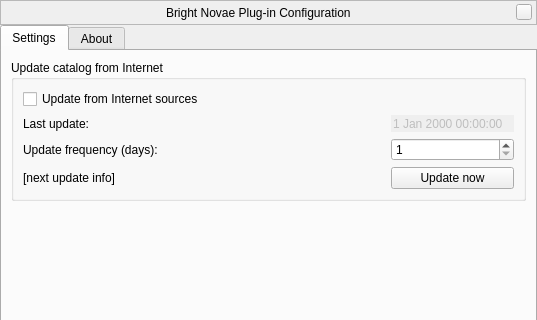
First picture: the form in plugins/Novae/src/gui/novaeDialog.ui, repository 519984307/stellarium_src, before the edit; both pictures show x 0 to 537 and y 0 to 320 of the 537 by 465 pixel window.
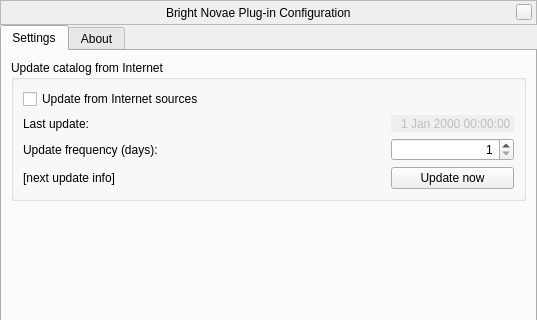
Second picture: the form after the edit. Custom widgets are drawn as their Qt base class.

The edit to the form file:
```diff
--- a/plugins/Novae/src/gui/novaeDialog.ui
+++ b/plugins/Novae/src/gui/novaeDialog.ui
@@ -181,6 +181,9 @@
               <property name="frame">
                <bool>false</bool>
               </property>
+              <property name="alignment">
+               <set>Qt::AlignRight|Qt::AlignTrailing|Qt::AlignVCenter</set>
+              </property>
               <property name="buttonSymbols">
                <enum>QAbstractSpinBox::NoButtons</enum>
               </property>
@@ -195,6 +198,9 @@
             </item>
             <item row="1" column="2">
              <widget class="QSpinBox" name="updateFrequencySpinBox">
+              <property name="alignment">
+               <set>Qt::AlignRight|Qt::AlignTrailing|Qt::AlignVCenter</set>
+              </property>
               <property name="minimum">
                <number>1</number>
               </property>
```
